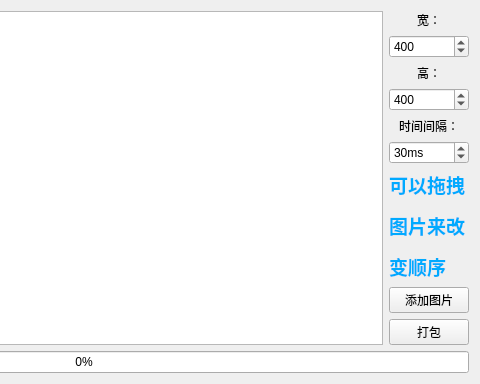
xiaoyanLG/Qt_Gif_Creator, file xypackimage.ui: the form before one commit; both pictures show x 312 to 792 and y 0 to 384 of the 792 by 384 pixel window.
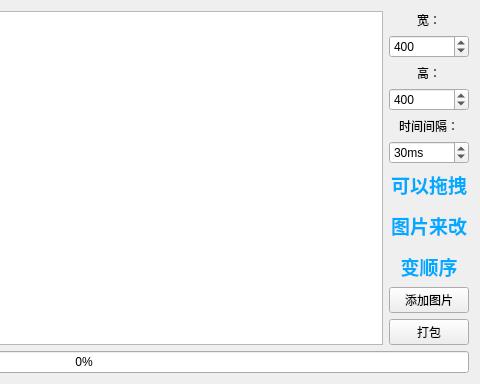
The form after the commit.

Diff of the .ui file:
```diff
--- a/xypackimage.ui
+++ b/xypackimage.ui
@@ -137,10 +137,10 @@
          </property>
         </spacer>
        </item>
-       <item>
+       <item alignment="Qt::AlignHCenter">
         <widget class="QLabel" name="label_4">
          <property name="text">
-          <string>&lt;html&gt;&lt;head/&gt;&lt;body&gt;&lt;p&gt;&lt;span style=&quot; font-size:14pt; font-weight:600; color:#00aaff;&quot;&gt;可以拖拽&lt;/span&gt;&lt;/p&gt;&lt;p&gt;&lt;span style=&quot; font-size:14pt; font-weight:600; color:#00aaff;&quot;&gt;图片来改&lt;/span&gt;&lt;/p&gt;&lt;p&gt;&lt;span style=&quot; font-size:14pt; font-weight:600; color:#00aaff;&quot;&gt;变顺序&lt;/span&gt;&lt;/p&gt;&lt;/body&gt;&lt;/html&gt;</string>
+          <string>&lt;html&gt;&lt;head/&gt;&lt;body&gt;&lt;p align=&quot;center&quot;&gt;&lt;span style=&quot; font-size:14pt; font-weight:600; color:#00aaff;&quot;&gt;可以拖拽&lt;/span&gt;&lt;/p&gt;&lt;p align=&quot;center&quot;&gt;&lt;span style=&quot; font-size:14pt; font-weight:600; color:#00aaff;&quot;&gt;图片来改&lt;/span&gt;&lt;/p&gt;&lt;p align=&quot;center&quot;&gt;&lt;span style=&quot; font-size:14pt; font-weight:600; color:#00aaff;&quot;&gt;变顺序&lt;/span&gt;&lt;/p&gt;&lt;/body&gt;&lt;/html&gt;</string>
          </property>
          <property name="textFormat">
           <enum>Qt::RichText</enum>
```
